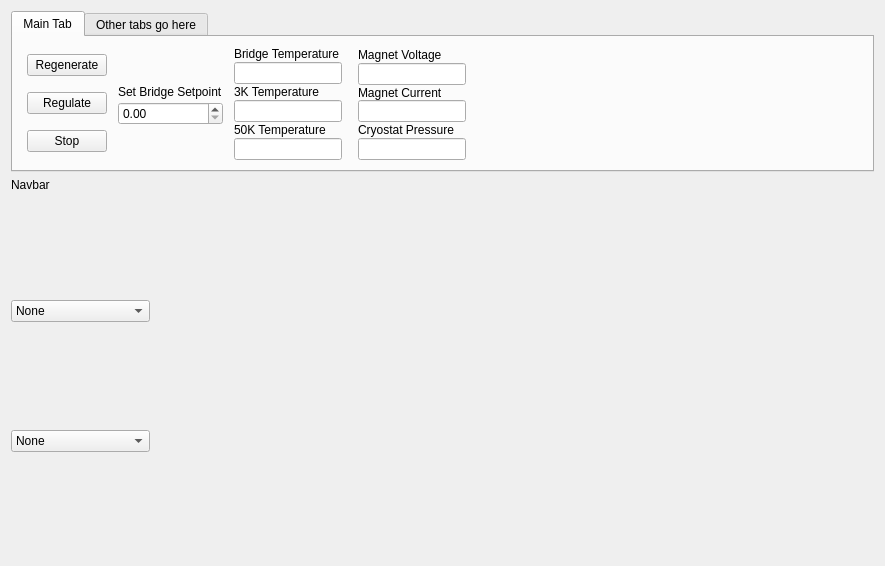
This is ui_devel/gui.ui in ColumbiaCMB/adr_control as Qt 5 draws it before an edit. The edited form follows.
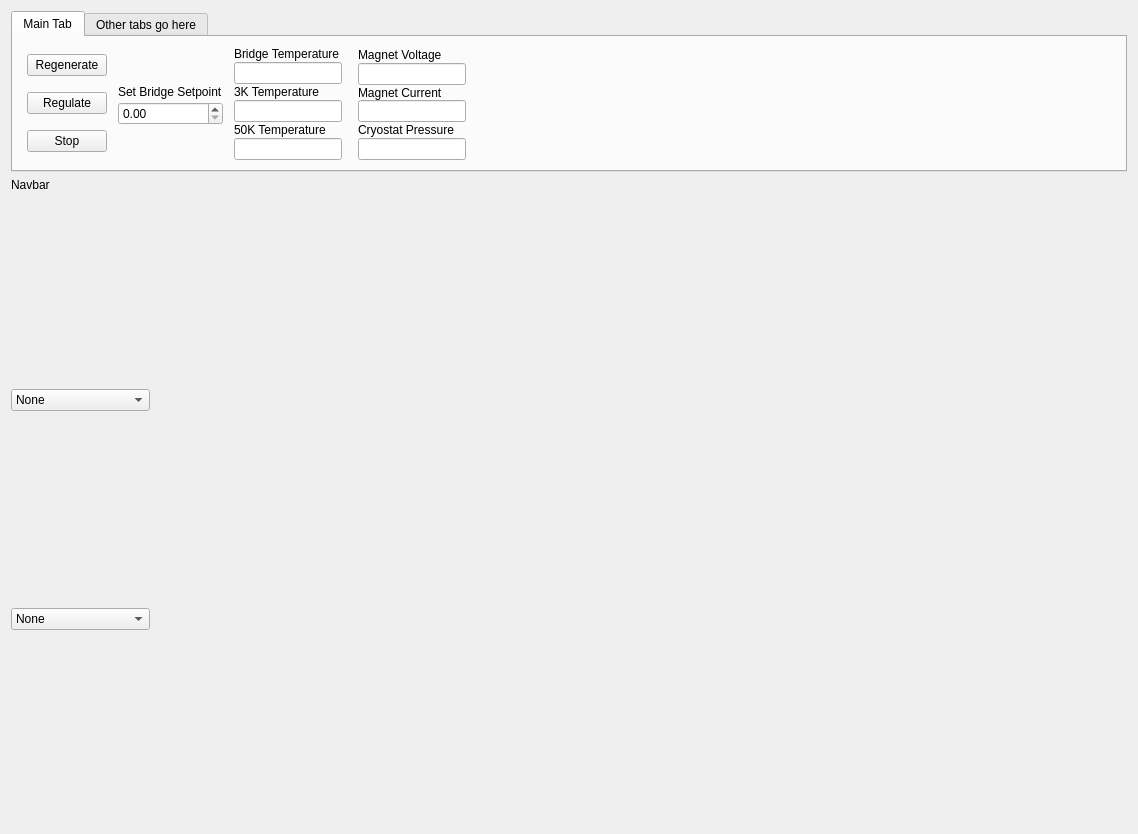
This is the edited form.

Commit message: Changed method of creating new thread to a better paradigm. Increased gui and plot sizes.

The edit to the form file:
```diff
--- a/ui_devel/gui.ui
+++ b/ui_devel/gui.ui
@@ -6,8 +6,8 @@
    <rect>
     <x>0</x>
     <y>0</y>
-    <width>885</width>
-    <height>566</height>
+    <width>1138</width>
+    <height>834</height>
    </rect>
   </property>
   <property name="windowTitle">
@@ -21,6 +21,9 @@
      </property>
      <item row="2" column="1">
       <layout class="QVBoxLayout" name="plotLayout">
+       <property name="sizeConstraint">
+        <enum>QLayout::SetMaximumSize</enum>
+       </property>
        <item>
         <spacer name="verticalSpacer_2">
          <property name="orientation">
```
Left out of the diff: 4 changed lines with no effect on the pictures. The commit also changes 3 other files.
